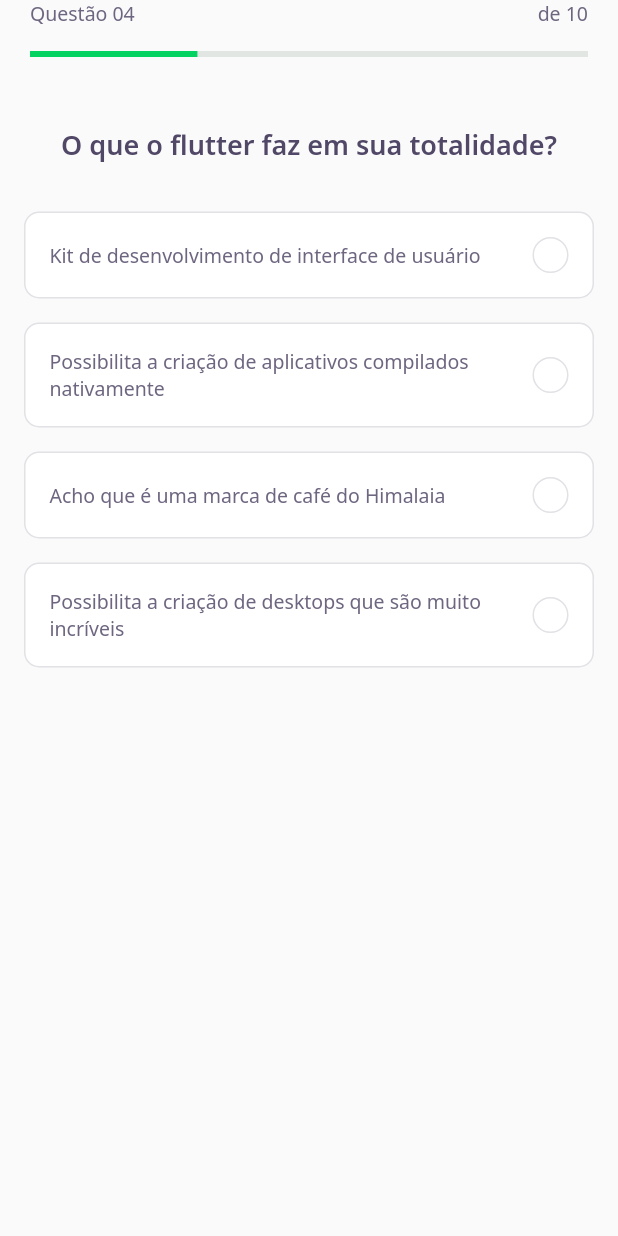
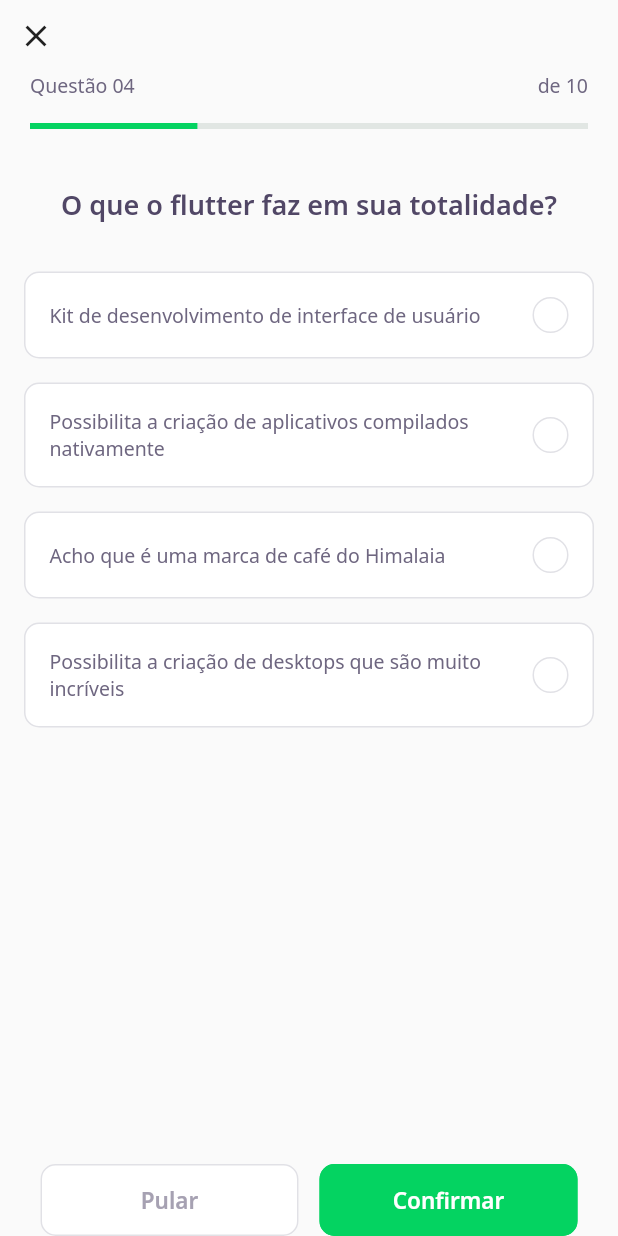
Before and after one commit to Wasgton/nlw_devQuiz, a Flutter app: the screen it shows after launch, after a tap on "NLW 5 Flutter", on a phone screen of 412 x 824 dp. Run offline on Flutter 3.47's test engine with Material 2 defaults, Android fonts, the phone set to English and light mode, and no system bars; our stand-ins replace google_fonts; accounts and stored records are empty; network calls fail.

```diff
--- a/assets/database/quizzes.json
+++ b/assets/database/quizzes.json
@@ -13,7 +13,8 @@
           },
           {
             "title": "Possibilita a criação de aplicativos compilados nativamente",
-            "isRight": true
+            "isRight": true,
+            "isSelected": true
           },
           {
             "title": "Acho que é uma marca de café do Himalaia"
--- a/lib/pages/challenge/challenge_page.dart
+++ b/lib/pages/challenge/challenge_page.dart
@@ -1,11 +1,13 @@
 import 'package:DevQuiz/pages/challenge/widgets/answer/answer_widget.dart';
+import 'package:DevQuiz/pages/challenge/widgets/next_button/next_button_widget.dart';
 import 'package:DevQuiz/pages/challenge/widgets/question_indicator/question_indicator_widget.dart';
 import 'package:DevQuiz/pages/challenge/widgets/quiz/quiz_widget.dart';
+import 'package:DevQuiz/shared/models/Question.dart';
 import 'package:flutter/material.dart';
 
 class ChallengePage extends StatefulWidget {
-
-  ChallengePage({Key? key}): super(key: key);
+  final List<Question> questions;
+  ChallengePage({Key? key, required this.questions}): super(key: key);
 
   @override
   _ChallengePageState createState() => _ChallengePageState();
@@ -18,19 +20,29 @@ class _ChallengePageState extends State<ChallengePage> {
       appBar: PreferredSize(
         child: SafeArea(
             top:true,
-            child: QuestionIndicatorWidget()
+            child: Column(
+              crossAxisAlignment: CrossAxisAlignment.start,
+              children: [
+                IconButton(icon: Icon(Icons.close), onPressed: () {Navigator.pop(context);}),
+                QuestionIndicatorWidget(),
+              ],
+            )
         ),
-        preferredSize: Size.fromHeight(60),
+        preferredSize: Size.fromHeight(100),
       ),
-      body: Container(
-        child: Column(
-          children: [
-            QuizWidget(title: "O que o flutter faz em sua totalidade?",),
-            AnswerWidget(title:'Kit de desenvolvimento de interface de usuário'),
-            AnswerWidget(title:'Possibilita a criação de aplicativos compilados nativamente'),
-            AnswerWidget(title:'Acho que é uma marca de café do Himalaia'),
-            AnswerWidget(title:'Possibilita a criação de desktops que são muito incríveis'),
-          ],
+      body: QuizWidget(
+          question: widget.questions[0]
+      ),
+      bottomNavigationBar: SafeArea(
+        child: Padding(
+          padding: EdgeInsets.symmetric(horizontal: 20),
+          child: Row(
+            mainAxisAlignment: MainAxisAlignment.spaceEvenly,
+            children: [
+              Expanded(child: NextButtonWidget.white(label: "Pular",onTap: (){},)),
+              Expanded(child: NextButtonWidget.green(label: "Confirmar",onTap: (){}))
+            ],
+          ),
         ),
       ),
     );
--- /dev/null
+++ b/lib/pages/challenge/widgets/next_button/next_button_widget.dart
@@ -0,0 +1,61 @@
+import 'package:flutter/material.dart';
+import 'package:google_fonts/google_fonts.dart';
+import 'package:DevQuiz/core/core.dart';
+
+class NextButtonWidget extends StatelessWidget {
+  final String label;
+  final Color backgroundColor;
+  final Color fontColor;
+  final Color borderColor;
+  final VoidCallback onTap;
+
+  NextButtonWidget({
+    required this.label,
+    required this.backgroundColor,
+    required this.fontColor,
+    required this.borderColor,
+    required this.onTap,
+  });
+
+  NextButtonWidget.green({required String label, required VoidCallback onTap})
+      : this.backgroundColor = AppColors.darkGreen,
+        this.fontColor = AppColors.white,
+        this.label = label,
+        this.onTap = onTap,
+        this.borderColor = AppColors.darkGreen;
+
+  NextButtonWidget.white({required String label, required VoidCallback onTap})
+      : this.backgroundColor = AppColors.white,
+        this.fontColor = AppColors.lightGrey,
+        this.label = label,
+        this.onTap = onTap,
+        this.borderColor = AppColors.border;
+
+  @override
+  Widget build(BuildContext context) {
+    return Padding(
+      padding: const EdgeInsets.symmetric(horizontal: 7),
+      child: Container(
+        height: 48,
+        child: TextButton(
+            style: ButtonStyle(
+              backgroundColor: MaterialStateProperty.all(backgroundColor),
+              shape: MaterialStateProperty.all(RoundedRectangleBorder(
+                borderRadius: BorderRadius.circular(10),
+                side: BorderSide(color: borderColor)
+              ))
+            ),
+            onPressed: onTap,
+            child: Text(
+                label,
+                style: GoogleFonts.notoSans(
+                  fontWeight: FontWeight.w600,
+                  fontSize: 15,
+                  color: fontColor
+                )
+            ),
+        ),
+      ),
+    );
+  }
+}
--- a/lib/pages/challenge/widgets/quiz/quiz_widget.dart
+++ b/lib/pages/challenge/widgets/quiz/quiz_widget.dart
@@ -1,11 +1,12 @@
 import 'package:DevQuiz/core/app_text_styles.dart';
+import 'package:DevQuiz/pages/challenge/widgets/answer/answer_widget.dart';
+import 'package:DevQuiz/shared/models/Question.dart';
 import 'package:flutter/material.dart';
 
 
 class QuizWidget extends StatelessWidget {
-
-  final String title;
-  const QuizWidget({Key? key, required this.title}): super(key: key);
+  final Question question;
+  const QuizWidget({Key? key, required this.question}): super(key: key);
 
   @override
   Widget build(BuildContext context) {
@@ -15,10 +16,17 @@ class QuizWidget extends StatelessWidget {
           Container(
             margin: EdgeInsets.symmetric(vertical: 24),
             child: Text(
-                title,
+                question.question,
               style: AppTextStyles.heading,
             ),
-          )
+          ),
+          ...question.answer
+              .map(
+                (e) => AnswerWidget(
+                isRight: e.isRight,
+                title: e.title
+              ),
+          ).toList()
         ],
       ),
     );
--- a/lib/pages/home/homePage.dart
+++ b/lib/pages/home/homePage.dart
@@ -1,3 +1,4 @@
+import 'package:DevQuiz/pages/challenge/challenge_page.dart';
 import 'package:DevQuiz/pages/home/HomeController.dart';
 import 'package:DevQuiz/pages/home/HomeState.dart';
 import 'package:DevQuiz/pages/home/widgets/appbar/app_bar_widget.dart';
@@ -61,6 +62,9 @@ class _HomePageState extends State<HomePage> {
                           title: e.title,
                           completed: "${e.answered} de ${e.questions.length}",
                           percent: e.answered / e.questions.length,
+                          onTap: ()=>{
+                            Navigator.push(context, MaterialPageRoute(builder: (context)=> ChallengePage(questions: e.questions,)))
+                          },
                         )).toList()
                 ),
               ),
--- a/lib/pages/home/widgets/quiz_card/quiz_card_widget.dart
+++ b/lib/pages/home/widgets/quiz_card/quiz_card_widget.dart
@@ -11,8 +11,9 @@ class QuizCardWidget extends StatelessWidget {
   final String title;
   final String completed;
   final double percent;
+  final VoidCallback onTap;
 
-  const QuizCardWidget({Key?key,required this.title, required this.completed, required this.percent}):super(key:key);
+  const QuizCardWidget({Key?key,required this.title, required this.completed, required this.percent, required this.onTap}):super(key:key);
 
   @override
   Widget build(BuildContext context) {
@@ -58,9 +59,7 @@ class QuizCardWidget extends StatelessWidget {
           ],
         ),
       ),
-      onTap: ()=>{
-        Navigator.push(context, MaterialPageRoute(builder: (context)=> ChallengePage()))
-      },
+      onTap: onTap,
     );
   }
 }
```
